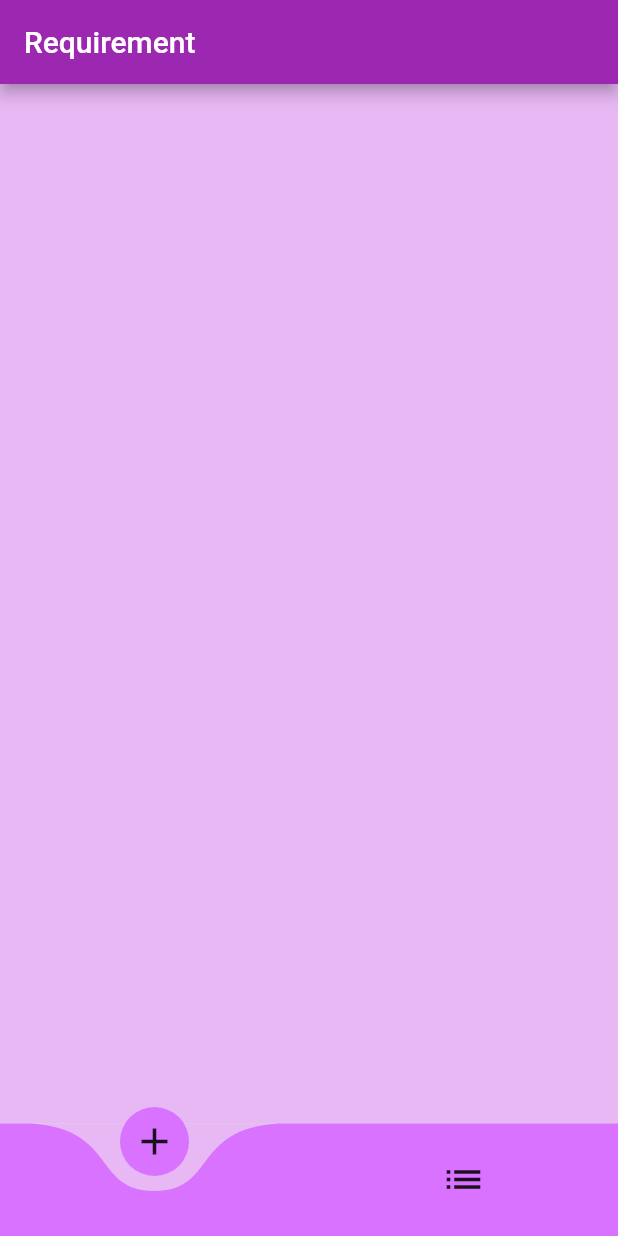
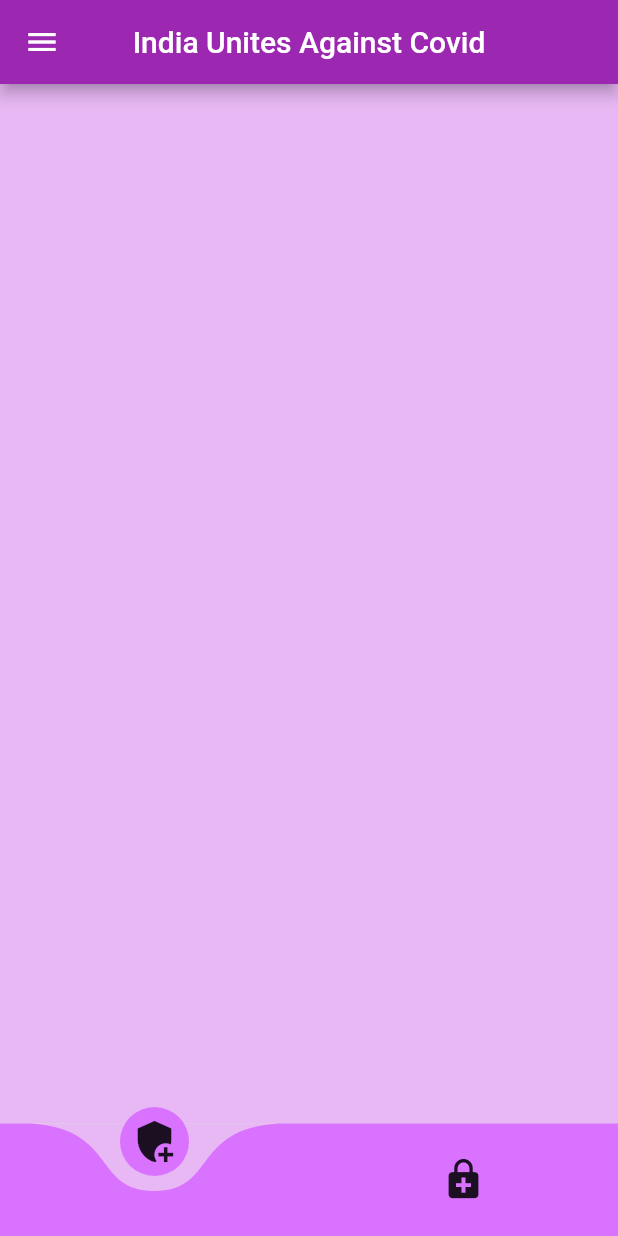
Before and after one commit to Tanishq-19/CovidResources, a Flutter app: the screen it shows after launch, on a phone screen of 412 x 824 dp. Run offline on Flutter 3.47's test engine with Material 2 defaults, Android fonts, the phone set to English and light mode, and no system bars; drawn by our look-alikes of curved_navigation_bar; missing offline and left inert: dart:ffi, twitter_api.

Commit message:
blank commit

```diff
--- a/lib/main.dart
+++ b/lib/main.dart
@@ -76,14 +76,23 @@ class _HomePageState extends State<HomePage> {
         backgroundColor: Color(0xffE8B8F4),
         color: Color(0xffD972FF),
         items: <Widget>[
-          Icon(Icons.add, size: 30),
-          Icon(Icons.list, size: 30),
+          Icon(Icons.add_moderator, size: 30),
+          Icon(Icons.enhanced_encryption, size: 30),
         ],
         onTap: (index) {
           page = index;
           print(page);
           setState(() {});
         },
+      ),
+      appBar: AppBar(
+        title: Text("India Unites Against Covid"),
+        centerTitle: true,
+      ),
+      drawer: Drawer(
+        child: Container(
+          color: Color(0xffD972FF),
+        ),
       ),
       body: page == 0 ? Avaibility() : Requirement(),
     );
--- a/lib/requirment.dart
+++ b/lib/requirment.dart
@@ -10,9 +10,9 @@ class _RequirementState extends State<Requirement> {
   Widget build(BuildContext context) {
     return Scaffold(
       backgroundColor: Color(0xffE8B8F4),
-      appBar: AppBar(
-        title: Text("Requirement"),
-      ),
+      // appBar: AppBar(
+      //   title: Text("Requirement"),
+      // ),
     );
   }
 }
```
Also changed, not shown: lib/avaibility.dart (+20 -2 lines).
